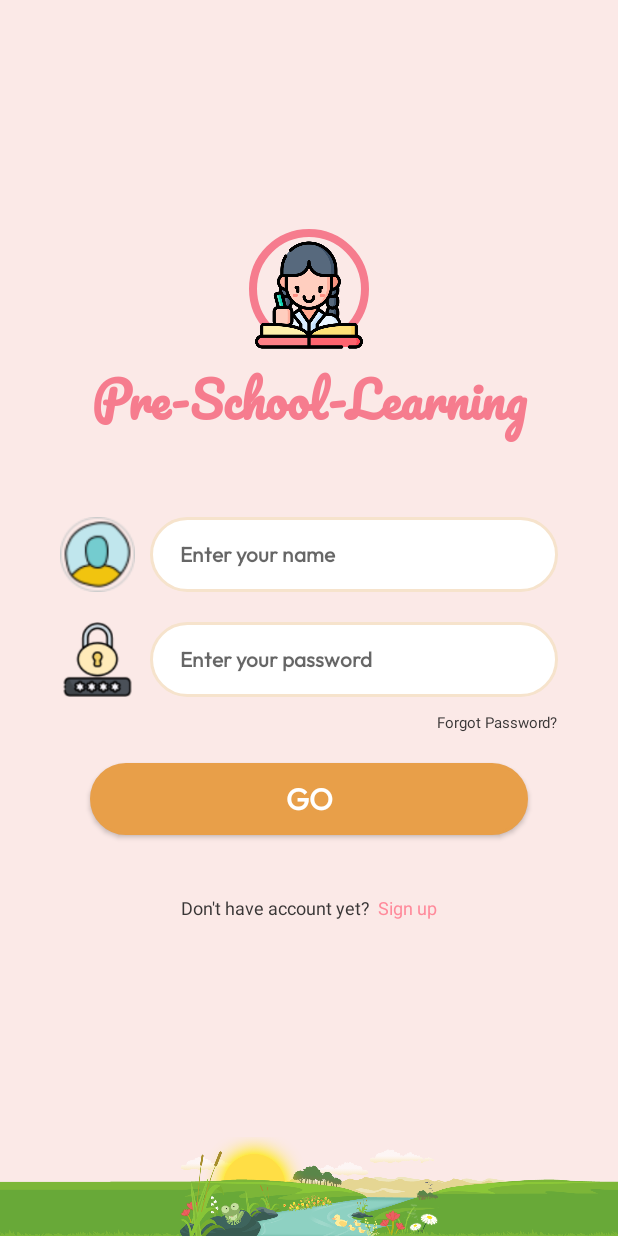
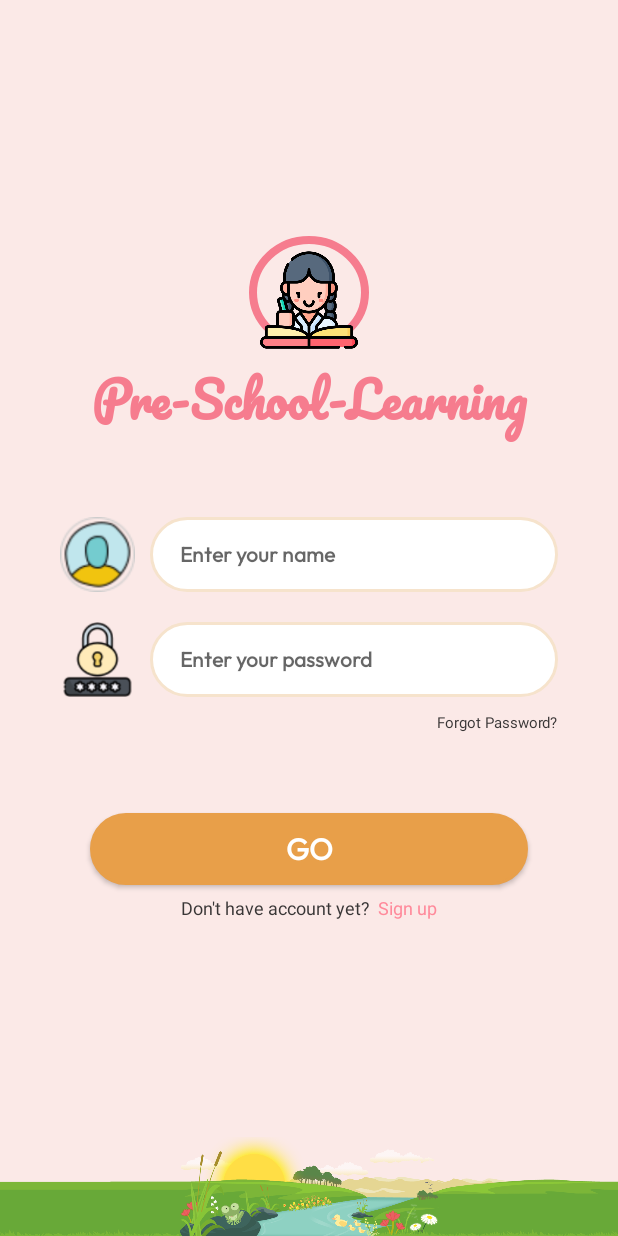
Before and after one commit to mou-smartmux/Pre-School-Learning, an Android app: the screen it shows after launch (LoginActivity), on a phone screen of 412 x 824 dp. Run offline under Robolectric (Android 15) with nearby library versions, the phone set to English and light mode, and no system bars; our stand-ins replace ButterKnife; libraries missing offline, so code that uses them is left out: com.daimajia.androidanimations; Roboto replaces fonts that are not available here; 2 statements that could not run were skipped.

Commit message:
design brush up

```diff
--- a/app/src/main/java/com/mou/preschoollearning/LoginActivity.java
+++ b/app/src/main/java/com/mou/preschoollearning/LoginActivity.java
@@ -37,7 +37,11 @@ public class LoginActivity extends AppCompatActivity {
 
         bounce(layoutContainer);
         slideDown(imgLogo);
-        wobble(btnGo);
+        //wobble(btnGo);
+        btnGo.animate()
+                .translationY(50)
+                .setDuration(700)
+                .start();
     }
 
     public void bounce(View view){
--- a/app/src/main/res/layout/activity_login.xml
+++ b/app/src/main/res/layout/activity_login.xml
@@ -10,12 +10,12 @@
     <ImageView
         android:id="@+id/imgLogo"
         android:layout_width="80dp"
-        android:layout_height="80dp"
+        android:layout_height="75dp"
         android:layout_above="@+id/txtTitle"
         android:layout_centerHorizontal="true"
         android:background="@drawable/shape_round"
         android:paddingHorizontal="2dp"
-        android:paddingTop="8dp"
+        android:paddingTop="10dp"
         android:src="@drawable/student" />
 
     <TextView
```
